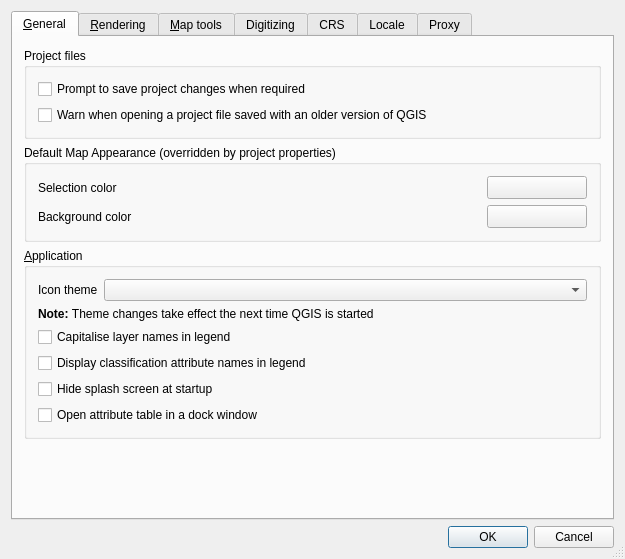
The window that src/ui/qgsoptionsbase.ui (stopa85/Quantum-GIS) describes before a commit, drawn with Qt 5.
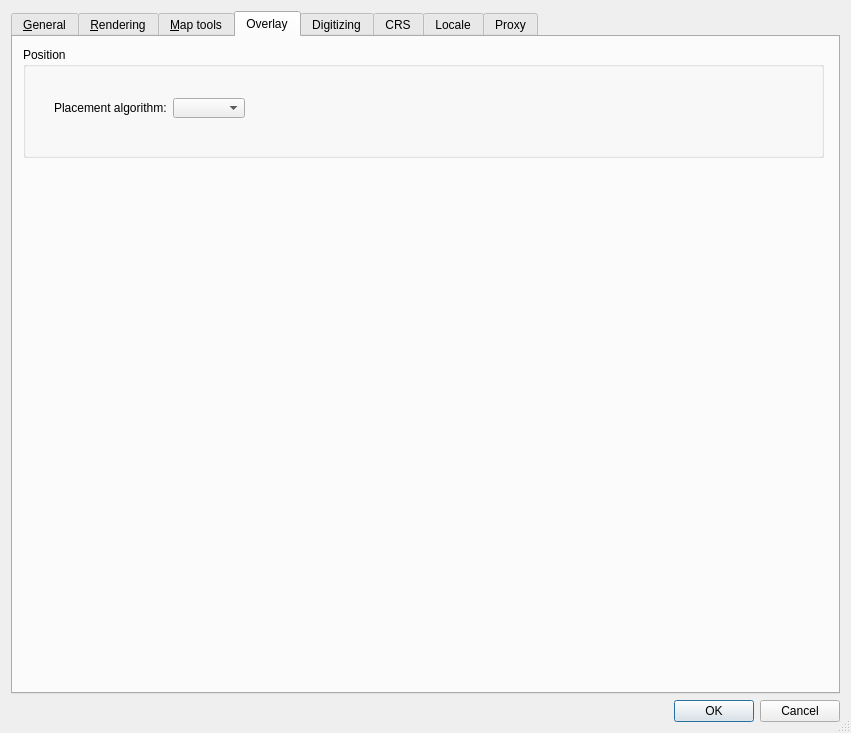
The same window after the commit. The open tabs and pages were chosen to show the change. Icons and pictures are not drawn. Custom widgets are drawn as their Qt base class.

Commit message: Let the user select overlay object placement method

Diff of the .ui file:
```diff
--- a/src/ui/qgsoptionsbase.ui
+++ b/src/ui/qgsoptionsbase.ui
@@ -5,8 +5,8 @@
    <rect>
     <x>0</x>
     <y>0</y>
-    <width>617</width>
-    <height>559</height>
+    <width>851</width>
+    <height>733</height>
    </rect>
   </property>
   <property name="windowTitle" >
@@ -580,6 +580,59 @@
        </item>
       </layout>
      </widget>
+     <widget class="QWidget" name="mOverlayTab" >
+      <attribute name="title" >
+       <string>Overlay</string>
+      </attribute>
+      <widget class="QGroupBox" name="mPositionGroupBox" >
+       <property name="geometry" >
+        <rect>
+         <x>10</x>
+         <y>10</y>
+         <width>801</width>
+         <height>111</height>
+        </rect>
+       </property>
+       <property name="title" >
+        <string>Position</string>
+       </property>
+       <widget class="QWidget" name="layoutWidget" >
+        <property name="geometry" >
+         <rect>
+          <x>20</x>
+          <y>40</y>
+          <width>761</width>
+          <height>42</height>
+         </rect>
+        </property>
+        <layout class="QHBoxLayout" >
+         <item>
+          <widget class="QLabel" name="mAlgorithmLabel" >
+           <property name="text" >
+            <string>Placement algorithm:</string>
+           </property>
+          </widget>
+         </item>
+         <item>
+          <widget class="QComboBox" name="mOverlayAlgorithmComboBox" />
+         </item>
+         <item>
+          <spacer>
+           <property name="orientation" >
+            <enum>Qt::Horizontal</enum>
+           </property>
+           <property name="sizeHint" >
+            <size>
+             <width>221</width>
+             <height>20</height>
+            </size>
+           </property>
+          </spacer>
+         </item>
+        </layout>
+       </widget>
+      </widget>
+     </widget>
      <widget class="QWidget" name="tabDigitizing" >
       <attribute name="title" >
        <string>Digitizing</string>
```
Left out of the diff: 20 changed lines with no effect on the pictures. The commit also changes 7 other files.
